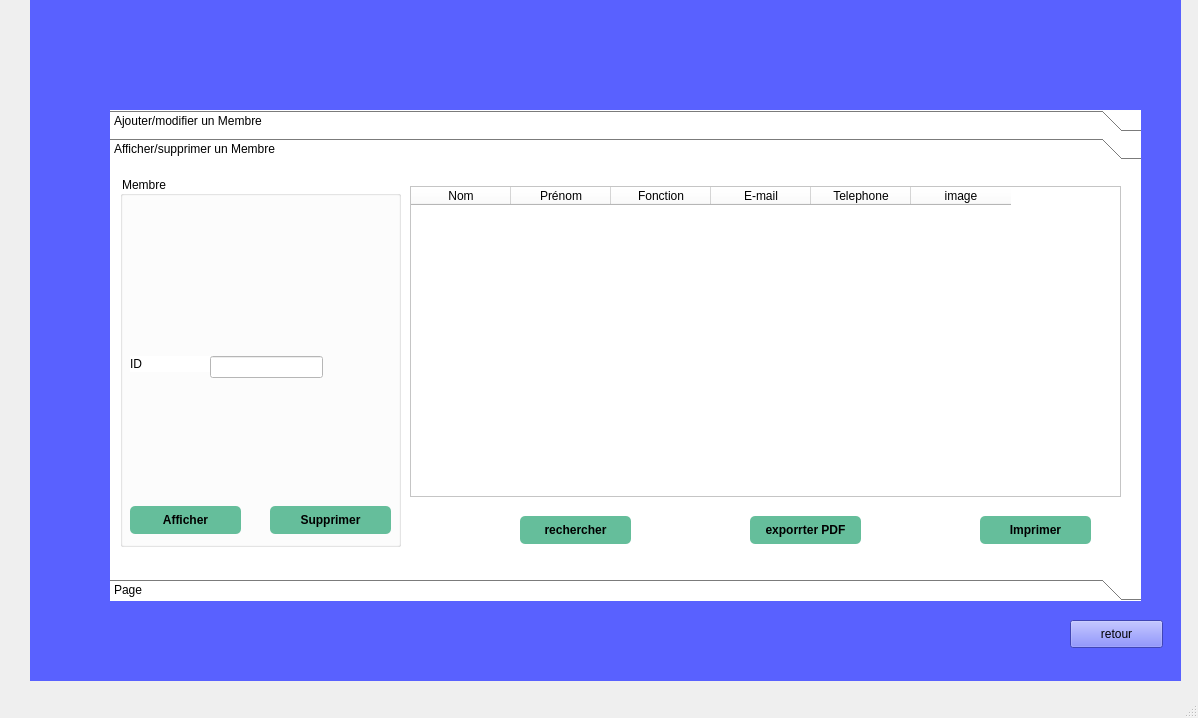
azyyzme01/ASSOCIATION_D-AIDE, file Adherant/mainwindow.ui: the form before one commit.
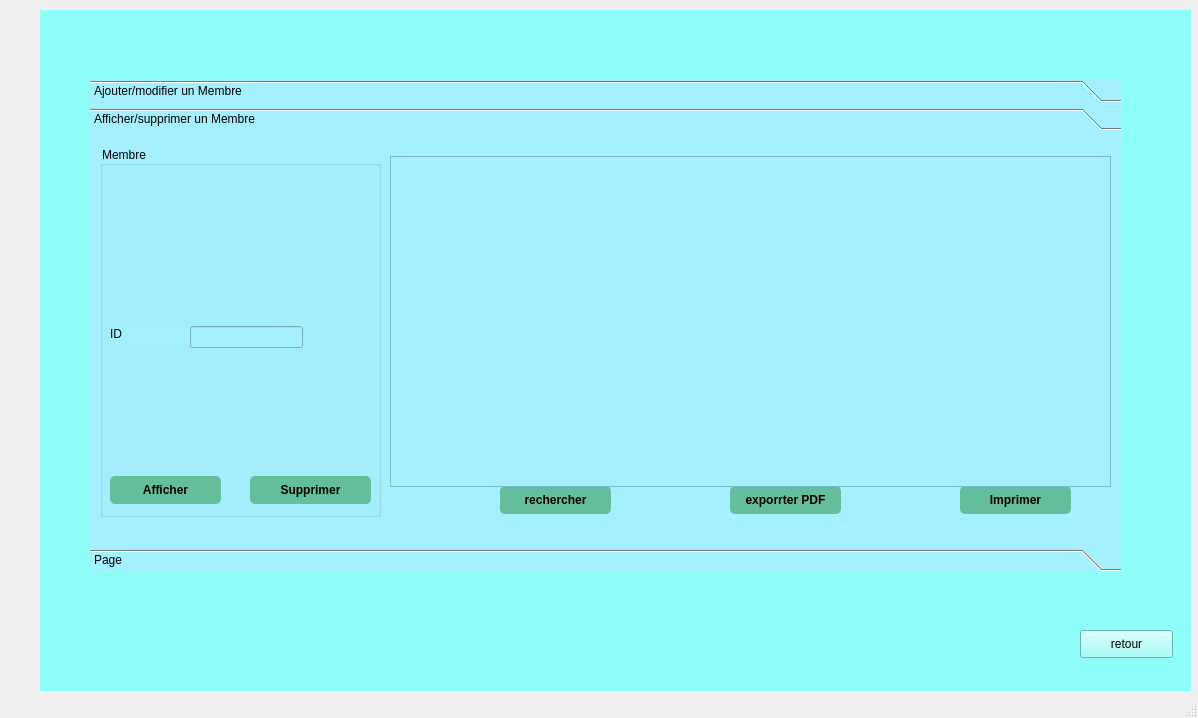
The form after the commit. The open tabs and pages were chosen to show the change. Icons and pictures are not drawn.

```diff
--- a/Adherant/mainwindow.ui
+++ b/Adherant/mainwindow.ui
@@ -20,14 +20,15 @@
    <widget class="QStackedWidget" name="stackedWidget">
     <property name="geometry">
      <rect>
-      <x>30</x>
-      <y>0</y>
+      <x>40</x>
+      <y>10</y>
       <width>1151</width>
       <height>681</height>
      </rect>
     </property>
     <property name="styleSheet">
-     <string notr="true">background-color: rgb(89, 97, 255);</string>
+     <string notr="true">background-image: url(:/new/prefix1/pngegg (3).png);
+background-color: rgb(142, 255, 248);</string>
     </property>
     <property name="currentIndex">
      <number>2</number>
@@ -640,14 +641,15 @@
      <widget class="QToolBox" name="toolBox_5">
       <property name="geometry">
        <rect>
-        <x>80</x>
-        <y>110</y>
+        <x>50</x>
+        <y>70</y>
         <width>1031</width>
         <height>491</height>
        </rect>
       </property>
       <property name="styleSheet">
-       <string notr="true">background-color: rgb(255, 255, 255);</string>
+       <string notr="true">background-color: rgb(255, 255, 255);
+background-color: rgb(165, 240, 255);</string>
       </property>
       <property name="currentIndex">
        <number>0</number>
@@ -826,7 +828,7 @@
           <string>Ajouter</string>
          </property>
         </widget>
-        <widget class="QPushButton" name="pushButton_modifier_6">
+        <widget class="QPushButton" name="pushButton_modifier_m">
          <property name="geometry">
           <rect>
            <x>10</x>
@@ -924,8 +926,8 @@
         <rect>
          <x>0</x>
          <y>0</y>
-         <width>100</width>
-         <height>30</height>
+         <width>1031</width>
+         <height>401</height>
         </rect>
        </property>
        <attribute name="label">
@@ -991,7 +993,7 @@
           <string>Supprimer</string>
          </property>
         </widget>
-        <widget class="QPushButton" name="pushButton_modifier_7">
+        <widget class="QPushButton" name="pushButton_afficher_m2">
          <property name="geometry">
           <rect>
            <x>10</x>
@@ -1017,102 +1019,59 @@
          </property>
         </widget>
        </widget>
-       <widget class="QTableWidget" name="tableWidget_12">
+       <widget class="QPushButton" name="pushButton_modifier_6">
         <property name="geometry">
          <rect>
-          <x>300</x>
-          <y>20</y>
-          <width>711</width>
-          <height>311</height>
+          <x>410</x>
+          <y>350</y>
+          <width>111</width>
+          <height>28</height>
          </rect>
         </property>
         <property name="styleSheet">
-         <string notr="true">background-color: rgb(255, 255, 255);</string>
+         <string notr="true">QPushButton {
+padding: 5px;
+border-radius: 5px;
+background-color:rgb(101, 190, 155);
+font-weight: bold;
+}
+QPushButton:hover
+{
+color :white;
+}</string>
         </property>
-        <column>
-         <property name="text">
-          <string>Nom</string>
-         </property>
-        </column>
-        <column>
-         <property name="text">
-          <string>Prénom</string>
-         </property>
-        </column>
-        <column>
-         <property name="text">
-          <string>Fonction</string>
-         </property>
-        </column>
-        <column>
-         <property name="text">
-          <string>E-mail</string>
-         </property>
-        </column>
-        <column>
-         <property name="text">
-          <string>Telephone</string>
-         </property>
-        </column>
-        <column>
-         <property name="text">
-          <string>image</string>
-         </property>
-        </column>
+        <property name="text">
+         <string>rechercher</string>
+        </property>
+       </widget>
+       <widget class="QPushButton" name="pushButton_modifier_7">
+        <property name="geometry">
+         <rect>
+          <x>640</x>
+          <y>350</y>
+          <width>111</width>
+          <height>28</height>
+         </rect>
+        </property>
+        <property name="styleSheet">
+         <string notr="true">QPushButton {
+padding: 5px;
+border-radius: 5px;
+background-color:rgb(101, 190, 155);
+font-weight: bold;
+}
+QPushButton:hover
+{
+color :white;
+}</string>
+        </property>
+        <property name="text">
+         <string>exporrter PDF</string>
+        </property>
        </widget>
        <widget class="QPushButton" name="pushButton_modifier_8">
         <property name="geometry">
          <rect>
-          <x>410</x>
-          <y>350</y>
-          <width>111</width>
-          <height>28</height>
-         </rect>
-        </property>
-        <property name="styleSheet">
-         <string notr="true">QPushButton {
-padding: 5px;
-border-radius: 5px;
-background-color:rgb(101, 190, 155);
-font-weight: bold;
-}
-QPushButton:hover
-{
-color :white;
-}</string>
-        </property>
-        <property name="text">
-         <string>rechercher</string>
-        </property>
-       </widget>
-       <widget class="QPushButton" name="pushButton_modifier_9">
-        <property name="geometry">
-         <rect>
-          <x>640</x>
-          <y>350</y>
-          <width>111</width>
-          <height>28</height>
-         </rect>
-        </property>
-        <property name="styleSheet">
-         <string notr="true">QPushButton {
-padding: 5px;
-border-radius: 5px;
-background-color:rgb(101, 190, 155);
-font-weight: bold;
-}
-QPushButton:hover
-{
-color :white;
-}</string>
-        </property>
-        <property name="text">
-         <string>exporrter PDF</string>
-        </property>
-       </widget>
-       <widget class="QPushButton" name="pushButton_modifier_10">
-        <property name="geometry">
-         <rect>
           <x>870</x>
           <y>350</y>
           <width>111</width>
@@ -1135,6 +1094,16 @@
          <string>Imprimer</string>
         </property>
        </widget>
+       <widget class="QTableView" name="tableView_m2">
+        <property name="geometry">
+         <rect>
+          <x>300</x>
+          <y>20</y>
+          <width>721</width>
+          <height>331</height>
+         </rect>
+        </property>
+       </widget>
       </widget>
       <widget class="QWidget" name="page_17">
        <property name="geometry">
```
Left out of the diff: 149 changed lines with no effect on the pictures.
